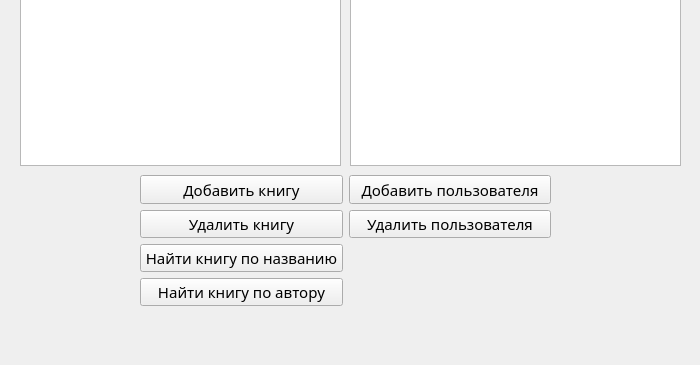
Qt form mainwindow.ui (Kentixx/SmartPointers) before a commit; both pictures show x 0 to 700 and y 235 to 600 of the 700 by 600 pixel window.
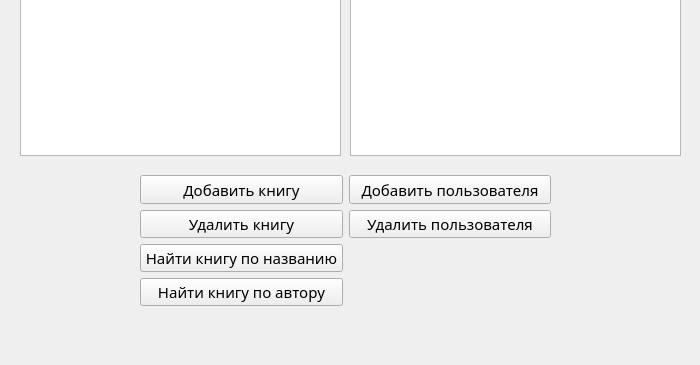
The same form after that commit.

```diff
--- a/mainwindow.ui
+++ b/mainwindow.ui
@@ -156,23 +156,23 @@
     </item>
    </layout>
   </widget>
-  <widget class="QTableWidget" name="BookTable">
+  <widget class="QTableView" name="BookTable">
    <property name="geometry">
     <rect>
      <x>20</x>
      <y>70</y>
      <width>321</width>
-     <height>331</height>
+     <height>321</height>
     </rect>
    </property>
   </widget>
-  <widget class="QTableWidget" name="UserTable">
+  <widget class="QTableView" name="UserTable">
    <property name="geometry">
     <rect>
      <x>350</x>
      <y>70</y>
      <width>331</width>
-     <height>331</height>
+     <height>321</height>
     </rect>
    </property>
   </widget>
```
